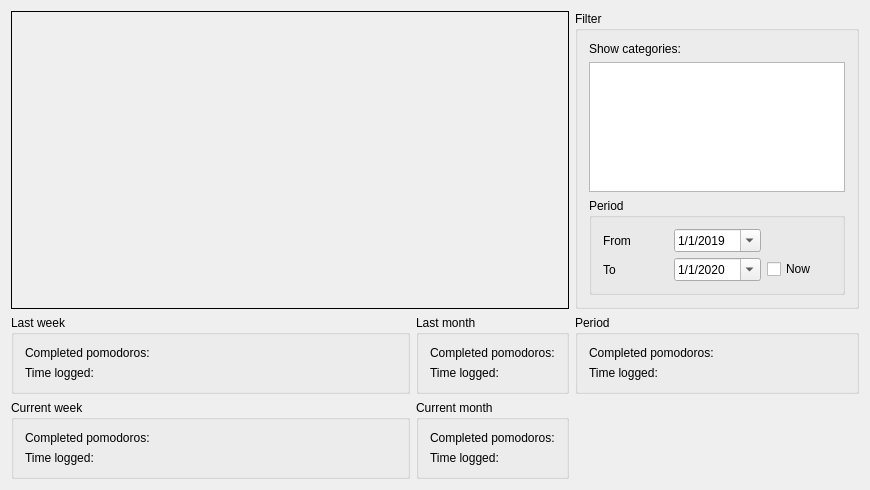
This is TimerTrack/TimerTrack/StatisticsWindow.ui in sergrt/timertrack as Qt 5 draws it before an edit. The edited form follows.
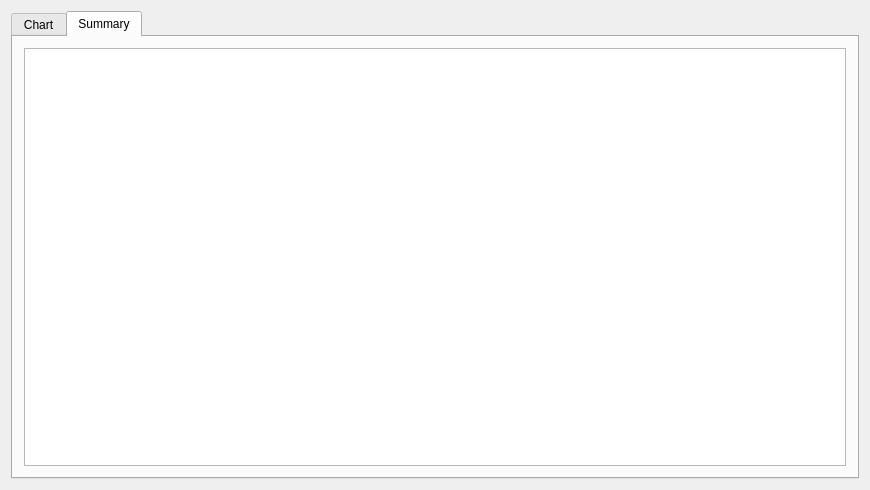
This is the edited form. The open tabs and pages were chosen to show the change.

Commit message: Add statistics - table and chart. Add statistics recalc when categories changed. Update main window finally. Add timer label. Add exit to right-click menu. Add main window dragging. Add position, size, always-on-top, stylesheet options to settings.

```diff
--- a/TimerTrack/TimerTrack/StatisticsWindow.ui
+++ b/TimerTrack/TimerTrack/StatisticsWindow.ui
@@ -13,8 +13,18 @@
   <property name="windowTitle">
    <string>StatisticsWindow</string>
   </property>
-  <layout class="QGridLayout" name="gridLayout" rowstretch="0,0,0" columnstretch="1,0,0">
+  <layout class="QGridLayout" name="gridLayout" rowstretch="0,0" columnstretch="1,0">
    <item row="0" column="0" colspan="2">
+    <widget class="QTabWidget" name="tabWidget">
+     <property name="currentIndex">
+      <number>0</number>
+     </property>
+     <widget class="QWidget" name="tab_2">
+      <attribute name="title">
+       <string>Chart</string>
+      </attribute>
+      <layout class="QGridLayout" name="gridLayout_8" columnstretch="1,0">
+       <item row="0" column="0">
     <widget class="QFrame" name="frame">
      <property name="frameShape">
       <enum>QFrame::Box</enum>
@@ -24,7 +34,7 @@
      </property>
     </widget>
    </item>
-   <item row="0" column="2">
+       <item row="0" column="1">
     <widget class="QGroupBox" name="groupBox_10">
      <property name="title">
       <string>Filter</string>
@@ -100,11 +110,7 @@
            </property>
           </widget>
          </item>
-         <item row="1" column="2">
-          <widget class="QCheckBox" name="checkBox_4">
-           <property name="text">
-            <string>Now</string>
-           </property>
+            </layout>
           </widget>
          </item>
         </layout>
@@ -112,120 +118,23 @@
       </item>
      </layout>
     </widget>
-   </item>
-   <item row="1" column="0">
-    <widget class="QGroupBox" name="groupBox_2">
-     <property name="title">
-      <string>Last week</string>
-     </property>
+     <widget class="QWidget" name="tab">
+      <attribute name="title">
+       <string>Summary</string>
+      </attribute>
      <layout class="QGridLayout" name="gridLayout_3">
       <item row="0" column="0">
-       <widget class="QLabel" name="label_5">
-        <property name="text">
-         <string>Completed pomodoros:</string>
-        </property>
-       </widget>
-      </item>
-      <item row="1" column="0">
-       <widget class="QLabel" name="label_6">
-        <property name="text">
-         <string>Time logged:</string>
+        <widget class="QTableWidget" name="statisticsTable">
+         <property name="wordWrap">
+          <bool>false</bool>
+         </property>
+         <property name="columnCount">
+          <number>0</number>
         </property>
        </widget>
       </item>
      </layout>
     </widget>
-   </item>
-   <item row="1" column="1">
-    <widget class="QGroupBox" name="groupBox_4">
-     <property name="title">
-      <string>Last month</string>
-     </property>
-     <layout class="QGridLayout" name="gridLayout_5">
-      <item row="0" column="0">
-       <widget class="QLabel" name="label_10">
-        <property name="text">
-         <string>Completed pomodoros:</string>
-        </property>
-       </widget>
-      </item>
-      <item row="1" column="0">
-       <widget class="QLabel" name="label_11">
-        <property name="text">
-         <string>Time logged:</string>
-        </property>
-       </widget>
-      </item>
-     </layout>
-    </widget>
-   </item>
-   <item row="1" column="2">
-    <widget class="QGroupBox" name="groupBox_6">
-     <property name="title">
-      <string>Period</string>
-     </property>
-     <layout class="QGridLayout" name="gridLayout_7">
-      <item row="0" column="0">
-       <widget class="QLabel" name="label_14">
-        <property name="text">
-         <string>Completed pomodoros:</string>
-        </property>
-       </widget>
-      </item>
-      <item row="1" column="0">
-       <widget class="QLabel" name="label_15">
-        <property name="text">
-         <string>Time logged:</string>
-        </property>
-       </widget>
-      </item>
-     </layout>
-    </widget>
-   </item>
-   <item row="2" column="0">
-    <widget class="QGroupBox" name="groupBox_3">
-     <property name="title">
-      <string>Current week</string>
-     </property>
-     <layout class="QGridLayout" name="gridLayout_4">
-      <item row="0" column="0">
-       <widget class="QLabel" name="label_8">
-        <property name="text">
-         <string>Completed pomodoros:</string>
-        </property>
-       </widget>
-      </item>
-      <item row="1" column="0">
-       <widget class="QLabel" name="label_9">
-        <property name="text">
-         <string>Time logged:</string>
-        </property>
-       </widget>
-      </item>
-     </layout>
-    </widget>
-   </item>
-   <item row="2" column="1">
-    <widget class="QGroupBox" name="groupBox_5">
-     <property name="title">
-      <string>Current month</string>
-     </property>
-     <layout class="QGridLayout" name="gridLayout_6">
-      <item row="0" column="0">
-       <widget class="QLabel" name="label_12">
-        <property name="text">
-         <string>Completed pomodoros:</string>
-        </property>
-       </widget>
-      </item>
-      <item row="1" column="0">
-       <widget class="QLabel" name="label_13">
-        <property name="text">
-         <string>Time logged:</string>
-        </property>
-       </widget>
-      </item>
-     </layout>
     </widget>
    </item>
   </layout>
```
Left out of the diff: 6 changed lines with no effect on the pictures. Lines whose indentation alone changed are shown as unchanged. The commit also changes 16 other files.
